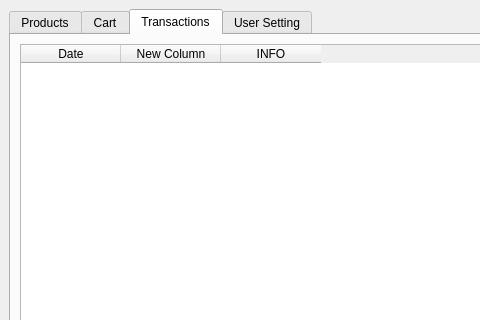
Old version of the form AP/client_ui.ui in the repository AP-projects-4001/Guys; both pictures show x 0 to 480 and y 0 to 320 of the 697 by 640 pixel window.
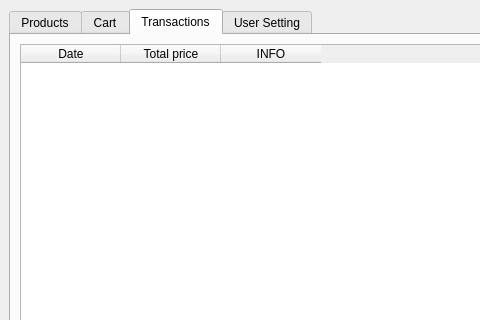
New version of the form. The open tabs and pages were chosen to show the change.

Commit message: Complete Show transactions tab

What changed in the file:
```diff
--- a/AP/client_ui.ui
+++ b/AP/client_ui.ui
@@ -329,7 +329,7 @@
           </column>
           <column>
            <property name="text">
-            <string>New Column</string>
+            <string>Total price</string>
            </property>
           </column>
           <column>
```
Left out of the diff: 4 changed lines with no effect on the pictures. The commit also changes 2 other files.
